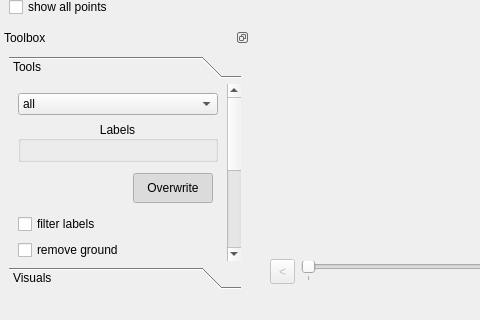
Before: the Qt Designer form src/MainFrame.ui in jbehley/point_labeler, drawn with Qt 5; both pictures show x 0 to 480 and y 307 to 627 of the 916 by 627 pixel window.
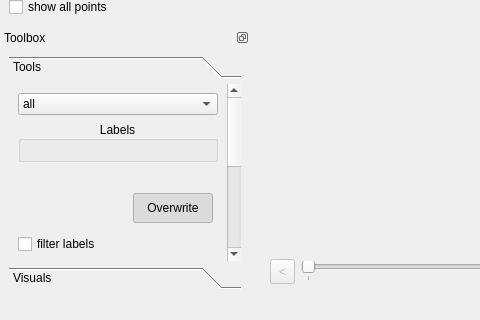
After: the same form once the commit is applied. Custom widgets are drawn as their Qt base class.

Commit message: show currently selected label name.

```diff
--- a/src/MainFrame.ui
+++ b/src/MainFrame.ui
@@ -272,9 +272,9 @@
         <property name="geometry">
          <rect>
           <x>0</x>
-          <y>0</y>
+          <y>-35</y>
           <width>219</width>
-          <height>398</height>
+          <height>419</height>
          </rect>
         </property>
         <attribute name="label">
@@ -326,6 +326,19 @@
            </layout>
           </widget>
          </item>
+         <item>
+          <widget class="QLabel" name="txtSelectedLabel">
+           <property name="font">
+            <font>
+             <weight>75</weight>
+             <bold>true</bold>
+            </font>
+           </property>
+           <property name="text">
+            <string/>
+           </property>
+          </widget>
+         </item>
          <item>
           <layout class="QHBoxLayout" name="horizontalLayout_4">
            <property name="leftMargin">
```
Left out of the diff: 6 changed lines with no effect on the pictures. The commit also changes 2 other files.
